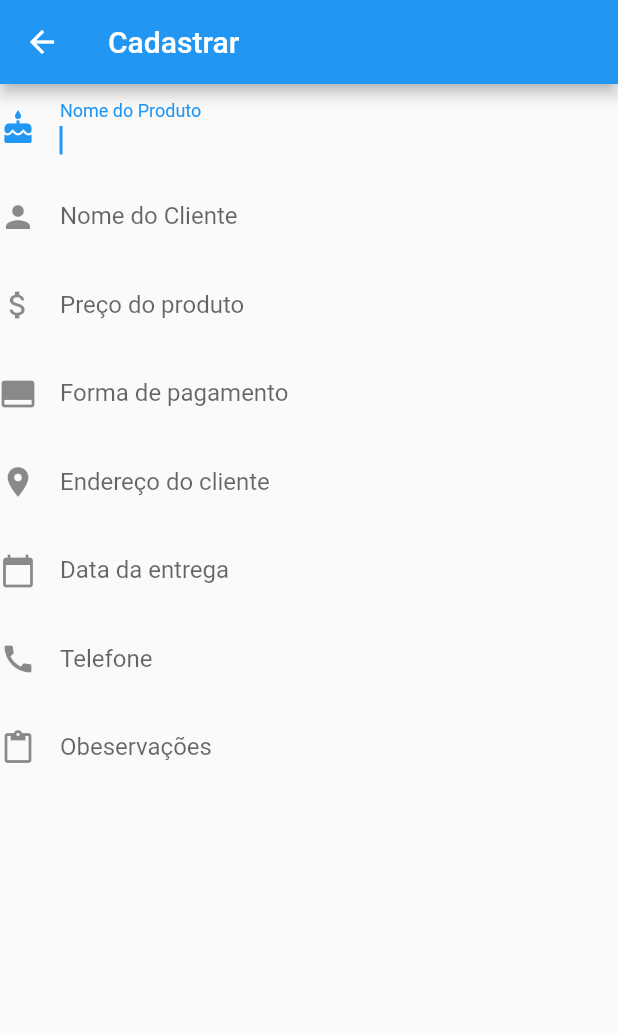
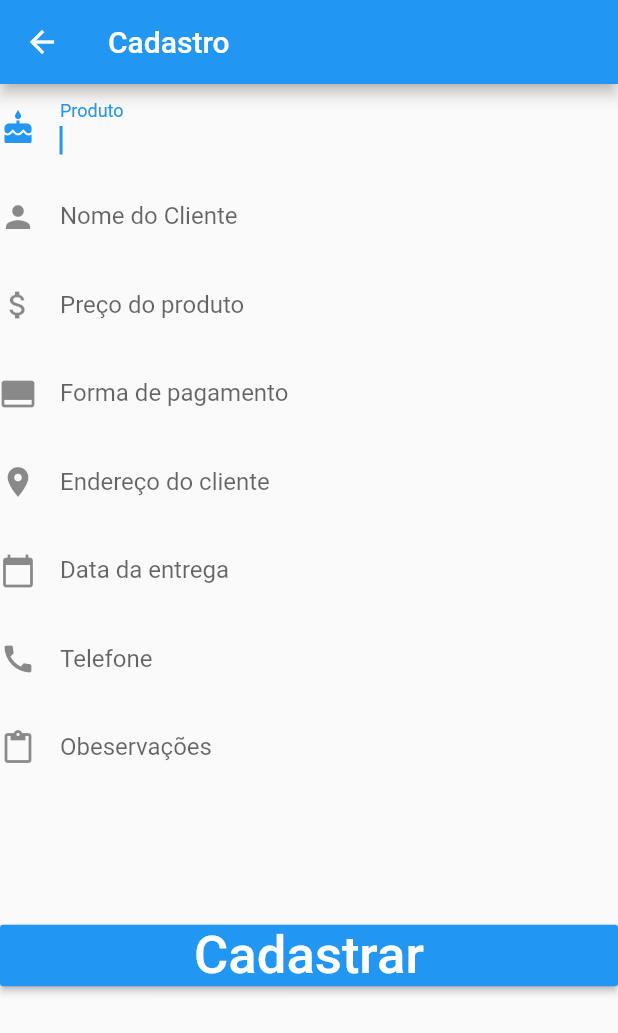
Before and after one commit to Lyem/Agenda, a Flutter app: the cadastro screen opened directly, on a phone screen of 412 x 824 dp. Shown: the top 1033 px of the screen. Run offline on Flutter 3.47's test engine with Material 2 defaults, Android fonts, the phone set to English and light mode, and no system bars.

Commit message:
added button

```diff
--- a/lib/pages/cadastro.dart
+++ b/lib/pages/cadastro.dart
@@ -5,7 +5,7 @@ class cadastro extends StatelessWidget {
   Widget build(BuildContext context) {
     return Scaffold(
       appBar: AppBar(
-        title: Text("Cadastrar"),
+        title: Text("Cadastro"),
       ),
       body: Center(
         child: ListView(
@@ -15,7 +15,7 @@ class cadastro extends StatelessWidget {
                 decoration: InputDecoration(
                   icon: Icon(Icons.cake),
                   border: InputBorder.none,
-                  labelText: "Nome do Produto",
+                  labelText: "Produto",
                 ),
               ),
               TextFormField(
@@ -67,6 +67,12 @@ class cadastro extends StatelessWidget {
                   labelText: "Obeservações",
                 ),
               ),
+              const SizedBox(height: 85),
+              RaisedButton(
+                onPressed: (){},
+                color: Colors.blue,
+                child: const Text('Cadastrar', style: TextStyle(fontSize: 35,color: Colors.white)),
+              ),
             ]
         ),
       ),
```
